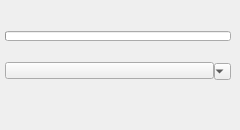
m3trik/Scripts_portable, file ui/1_base_menus/2_sub_menus/3_main_menus/deformation.ui: the form before one commit.
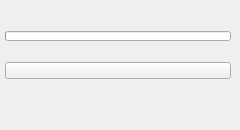
The form after the commit. Custom widgets are drawn as their Qt base class.

What changed in the file:
```diff
--- a/ui/1_base_menus/2_sub_menus/3_main_menus/deformation.ui
+++ b/ui/1_base_menus/2_sub_menus/3_main_menus/deformation.ui
@@ -51,50 +51,6 @@
      <property name="spacing">
       <number>0</number>
      </property>
-     <item row="1" column="1">
-      <widget class="QPushButton_Draggable" name="pin">
-       <property name="minimumSize">
-        <size>
-         <width>19</width>
-         <height>17</height>
-        </size>
-       </property>
-       <property name="maximumSize">
-        <size>
-         <width>999</width>
-         <height>17</height>
-        </size>
-       </property>
-       <property name="text">
-        <string/>
-       </property>
-       <property name="checkable">
-        <bool>true</bool>
-       </property>
-      </widget>
-     </item>
-     <item row="1" column="2">
-      <widget class="QComboBox_" name="cmb000">
-       <property name="sizePolicy">
-        <sizepolicy hsizetype="Minimum" vsizetype="Ignored">
-         <horstretch>0</horstretch>
-         <verstretch>0</verstretch>
-        </sizepolicy>
-       </property>
-       <property name="minimumSize">
-        <size>
-         <width>17</width>
-         <height>17</height>
-        </size>
-       </property>
-       <property name="maximumSize">
-        <size>
-         <width>17</width>
-         <height>15</height>
-        </size>
-       </property>
-      </widget>
-     </item>
      <item row="0" column="1" colspan="2">
       <widget class="QProgressBar_" name="progressBar">
        <property name="sizePolicy">
@@ -141,6 +97,28 @@
        </item>
       </layout>
      </item>
+     <item row="1" column="1" colspan="2">
+      <widget class="QPushButton_Draggable" name="pin">
+       <property name="minimumSize">
+        <size>
+         <width>19</width>
+         <height>17</height>
+        </size>
+       </property>
+       <property name="maximumSize">
+        <size>
+         <width>999</width>
+         <height>17</height>
+        </size>
+       </property>
+       <property name="text">
+        <string/>
+       </property>
+       <property name="checkable">
+        <bool>true</bool>
+       </property>
+      </widget>
+     </item>
     </layout>
    </widget>
   </widget>
@@ -151,11 +129,6 @@
    <extends>QPushButton</extends>
    <header>widgets.qpushbutton_draggable.h</header>
   </customwidget>
-  <customwidget>
-   <class>QComboBox_</class>
-   <extends>QComboBox</extends>
-   <header>widgets.qcombobox_.h</header>
-  </customwidget>
   <customwidget>
    <class>QProgressBar_</class>
    <extends>QProgressBar</extends>
```
